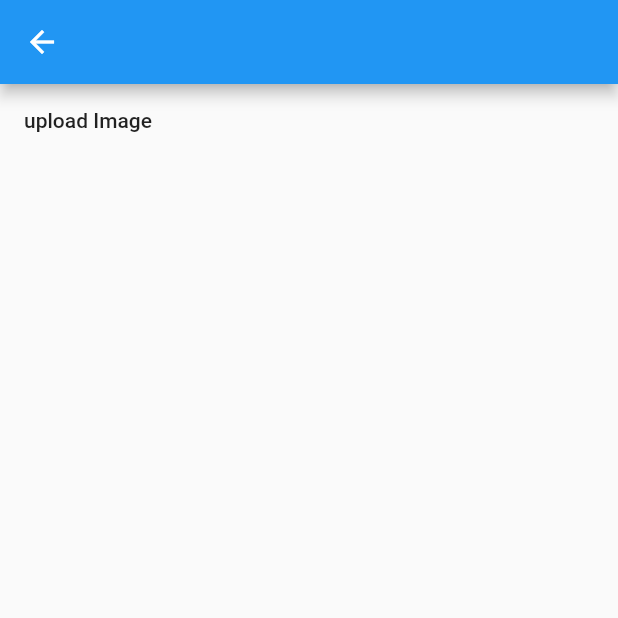
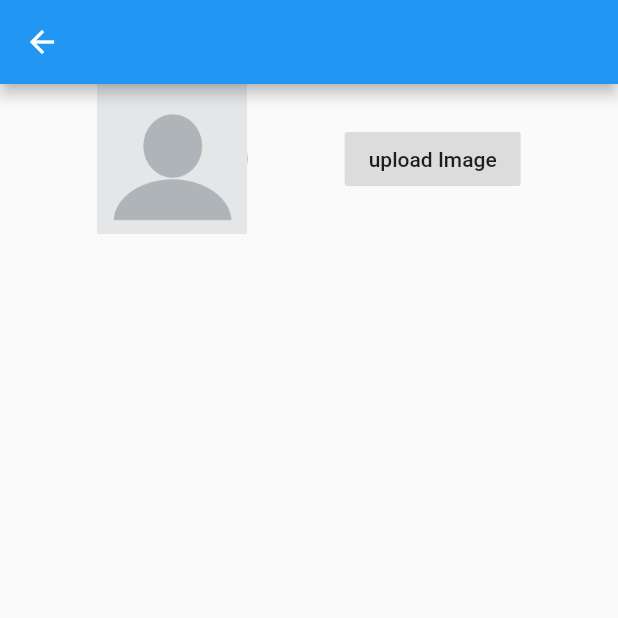
Before and after one commit to kabirnagpal/instaUpload, a Flutter app: the Profile screen opened by its route, on a phone screen of 412 x 824 dp, the top half of it. Run offline on Flutter 3.47's test engine with Material 2 defaults, Android fonts, the phone set to English and light mode, and no system bars; our stand-ins replace firebase_auth, firebase_storage, image_picker; accounts and stored records are empty; network calls fail.

Commit message:
Profile Pic upload complete

```diff
--- a/ChatApp/lib/profile.dart
+++ b/ChatApp/lib/profile.dart
@@ -1,12 +1,29 @@
 import 'package:flutter/material.dart';
 import 'package:firebase_auth/firebase_auth.dart';
+import 'package:firebase_storage/firebase_storage.dart';
 
 class Profile extends StatefulWidget {
   @override
   _ProfileState createState() => _ProfileState();
 }
 class _ProfileState extends State<Profile> {
+  Image _userImage = Image.asset('images/user.png');
 
+
+ void trytogetImage() async{
+  try{
+      StorageReference storageReference = FirebaseStorage.instance
+        .ref()
+        .child('Profiles/'+title.split('.com')[0]+'.jpeg');
+      String downloadAddress = await storageReference.getDownloadURL();
+      setState(() {
+        _userImage = Image.network(downloadAddress);
+      });
+  }
+  catch(e){
+     print(e);
+  }
+ }
 
   void getCurrUser() async {
 
@@ -15,24 +32,37 @@ class _ProfileState extends State<Profile> {
       title = user.email;
     });
   }
+
+  @override
+  void initState() {
+    super.initState();
+  }
+
   String title = "Welcome";
   var _auth = FirebaseAuth.instance;
   @override
   Widget build(BuildContext context) {
     getCurrUser();
+    trytogetImage();
     return Scaffold(
 
       appBar: AppBar(
         title: Text(title),
       ),
-      body: Column(
+      body: Row(
+        mainAxisAlignment: MainAxisAlignment.spaceEvenly,
         children: <Widget>[
+          CircleAvatar(
+            child: _userImage,
+            radius: 50,
+          ),
           FlatButton(
+            color: Colors.black12,
             onPressed: (){
               Navigator.pushNamed(context, '/Upload');
             },
             child: Text("upload Image"),
-          )
+          ),
         ],
       ),
     );
--- a/ChatApp/pubspec.yaml
+++ b/ChatApp/pubspec.yaml
@@ -51,7 +51,8 @@ flutter:
   uses-material-design: true
 
   # To add assets to your application, add an assets section, like this:
-  # assets:
+  assets:
+    - images/
   #   - images/a_dot_burr.jpeg
   #   - images/a_dot_ham.jpeg
 
```
Also changed, not shown: ChatApp/lib/upload.dart (+3 -7 lines), ChatApp/images/user.png (added).
